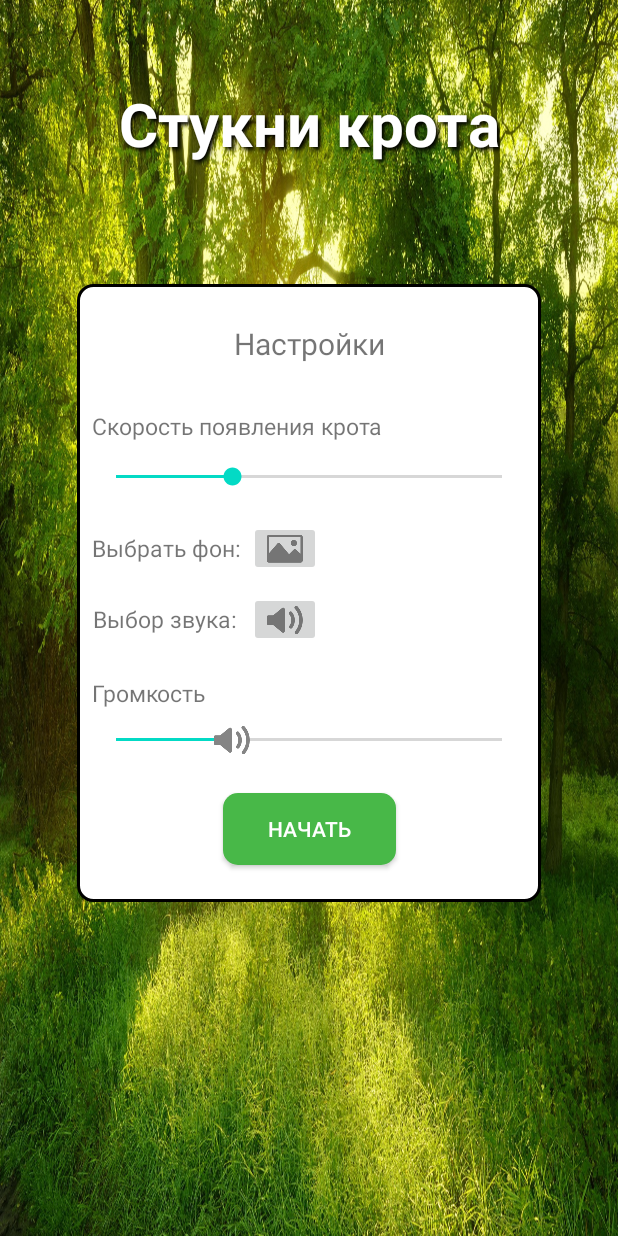
After one commit to ArtyomBY/MaxArt_AppForCats, an Android app: the HitTheMoleActivity screen opened directly, with no data from a screen before it, on a phone screen of 412 x 824 dp. The commit adds this screen. Run offline under Robolectric (Android 15) with nearby library versions, the phone set to English and light mode, and no system bars.

Commit message:
add hitTheMole

```diff
--- a/app/src/main/AndroidManifest.xml
+++ b/app/src/main/AndroidManifest.xml
@@ -11,6 +11,9 @@
         android:roundIcon="@mipmap/ic_launcher_round"
         android:supportsRtl="true"
         android:theme="@style/Theme.AppForCats">
+        <activity
+            android:name=".HitTheMoleActivity"
+            android:exported="false" />
         <activity
             android:name=".CatchTheMouseActivity"
             android:exported="false" />
--- /dev/null
+++ b/app/src/main/java/com/maxart/appforcats/HitTheMoleActivity.java
@@ -0,0 +1,30 @@
+package com.maxart.appforcats;
+
+import androidx.annotation.Nullable;
+import androidx.appcompat.app.AppCompatActivity;
+
+import android.content.pm.ActivityInfo;
+import android.os.Bundle;
+import android.view.Window;
+
+public class HitTheMoleActivity extends AppCompatActivity {
+
+    @Override
+    protected void onCreate(@Nullable Bundle savedInstanceState) {
+        super.onCreate(savedInstanceState);
+
+        requestWindowFeature(Window.FEATURE_NO_TITLE);
+        setContentView(R.layout.activity_hit_the_mole);
+
+
+        findViewById(R.id.start_button).setOnClickListener(v -> {
+            setContentView(new HitTheMoleGameView(this));
+            setRequestedOrientation(ActivityInfo.SCREEN_ORIENTATION_LANDSCAPE);
+            startGame();
+        });
+    }
+
+    private void startGame() {
+
+    }
+}
--- /dev/null
+++ b/app/src/main/java/com/maxart/appforcats/HitTheMoleGameView.java
@@ -0,0 +1,57 @@
+package com.maxart.appforcats;
+
+import android.content.Context;
+import android.graphics.Bitmap;
+import android.graphics.BitmapFactory;
+import android.graphics.Canvas;
+import android.graphics.Paint;
+import android.graphics.Point;
+import android.view.View;
+
+public class HitTheMoleGameView extends View {
+
+    Bitmap background;
+    Point offset;
+
+    private int points = 0;
+
+    public HitTheMoleGameView(Context context) {
+        super(context);
+
+        background = BitmapFactory.decodeResource(getResources(), R.drawable.game_forest_background);
+
+    }
+
+    @Override
+    protected void onDraw(Canvas canvas) {
+        super.onDraw(canvas);
+
+        scaleCenterCrop(background, getWidth(), getHeight());
+        canvas.drawBitmap(background, offset.x, offset.y, null);
+    }
+
+
+    private void scaleCenterCrop(Bitmap source, int newWidth, int newHeight) {
+        int sourceWidth = source.getWidth();
+        int sourceHeight = source.getHeight();
+
+        // Compute the scaling factors to fit the new height and width, respectively.
+        // To cover the final image, the final scaling will be the bigger
+        // of these two.
+        float xScale = (float) newWidth / sourceWidth;
+        float yScale = (float) newHeight / sourceHeight;
+        float scale = Math.max(xScale, yScale);
+
+        // Now get the size of the source bitmap when scaled
+        int scaledWidth = (int)(scale * sourceWidth);
+        int scaledHeight = (int)(scale * sourceHeight);
+        background = Bitmap.createScaledBitmap(source, scaledWidth, scaledHeight, true);
+
+        // Let's find out the upper left coordinates if the scaled bitmap
+        // should be centered in the new size give by the parameters
+        int left = (newWidth - scaledWidth) / 2;
+        int top = (newHeight - scaledHeight) / 2;
+        offset = new Point(left, top);
+    }
+
+}
--- a/app/src/main/java/com/maxart/appforcats/fragments/ChatsFragment.java
+++ b/app/src/main/java/com/maxart/appforcats/fragments/ChatsFragment.java
@@ -13,6 +13,7 @@
 import android.view.ViewGroup;
 import android.widget.ArrayAdapter;
 import android.widget.ImageView;
+import android.widget.ListAdapter;
 import android.widget.ListView;
 import android.widget.TextView;
 import android.widget.Toast;
@@ -47,30 +48,32 @@
         ChatsAdapter chatsAdapter = new ChatsAdapter(getContext(), R.layout.layout_chat_item, chats_list);
         chats_listView.setAdapter(chatsAdapter);
 
-        /*
-        ArrayAdapter<String> adapter = new ArrayAdapter<>(getContext(), android.R.layout.simple_list_item_1, chats_array);
-        chats_listView.setAdapter(adapter);
+//        ArrayAdapter<String> adapter = new ArrayAdapter<>(getContext(), android.R.layout.simple_list_item_1, chats_array);
+//        chats_listView.setAdapter(adapter);
 
-        searchView.setOnQueryTextListener(new SearchView.OnQueryTextListener() {
-                    @Override
-                    public boolean onQueryTextSubmit(String query)
-                    {
-                        if (chats.contains(query)) {
-                            adapter.getFilter().filter(query);
-                        }
-                        else {
-                            Toast.makeText(getContext(), "Not found", Toast.LENGTH_LONG).show();
-                        }
+//        ListAdapter adapter = new ArrayAdapter<String>(getContext(), android.R.layout.simple_list_item_1, chats);
+//        chats_listView.setAdapter(adapter);
 
-                        return false;
-                    }
-                    @Override
-                    public boolean onQueryTextChange(String newText) {
-                        adapter.getFilter().filter(newText);
-                        return false;
-                    }
-                });
-                */
+//        searchView.setOnQueryTextListener(new SearchView.OnQueryTextListener() {
+//                    @Override
+//                    public boolean onQueryTextSubmit(String query)
+//                    {
+//                        if (chats.contains(query)) {
+//                            adapter.getFilter().filter(query);
+//                        }
+//                        else {
+//                            Toast.makeText(getContext(), "Not found", Toast.LENGTH_LONG).show();
+//                        }
+//
+//                        return false;
+//                    }
+//                    @Override
+//                    public boolean onQueryTextChange(String newText) {
+//                        adapter.getFilter().filter(newText);
+//                        return false;
+//                    }
+//                });
+
 
 
         return v;
--- a/app/src/main/java/com/maxart/appforcats/fragments/GamesFragment.java
+++ b/app/src/main/java/com/maxart/appforcats/fragments/GamesFragment.java
@@ -16,6 +16,7 @@
 import android.widget.TextView;
 
 import com.maxart.appforcats.CatchTheMouseActivity;
+import com.maxart.appforcats.HitTheMoleActivity;
 import com.maxart.appforcats.MainActivity;
 import com.maxart.appforcats.R;
 
@@ -50,6 +51,8 @@
                 MainActivity mainActivity = (MainActivity) requireActivity();
                 switch (((TextView)v).getText().toString()) {
                     case "Стукни крота":
+                        Intent intent = new Intent(requireContext(), HitTheMoleActivity.class);
+                        startActivity(intent);
                         break;
                     case "Поймай мышку":
                         Intent i = new Intent(requireContext(), CatchTheMouseActivity.class);
--- /dev/null
+++ b/app/src/main/res/layout/activity_hit_the_mole.xml
@@ -0,0 +1,229 @@
+<?xml version="1.0" encoding="utf-8"?>
+<androidx.constraintlayout.widget.ConstraintLayout xmlns:android="http://schemas.android.com/apk/res/android"
+    xmlns:app="http://schemas.android.com/apk/res-auto"
+    xmlns:tools="http://schemas.android.com/tools"
+    android:layout_width="match_parent"
+    android:layout_height="match_parent"
+    tools:context=".HitTheMoleActivity"
+    android:background="@drawable/forest_background"
+    >
+
+    <TextView
+        android:layout_width="wrap_content"
+        android:layout_height="0dp"
+
+        android:id="@+id/title"
+        android:gravity="center"
+
+        android:text="@string/hit_the_mole_title"
+        android:textSize="40sp"
+        android:textStyle="bold"
+        android:textColor="@color/white"
+        android:shadowColor="@color/black"
+        android:shadowRadius="3"
+        android:shadowDx="3"
+        android:shadowDy="3"
+
+        app:layout_constraintLeft_toLeftOf="parent"
+        app:layout_constraintRight_toRightOf="parent"
+        app:layout_constraintTop_toTopOf="parent"
+        app:layout_constraintBottom_toTopOf="@id/settings_frame"
+        app:layout_constraintVertical_weight="2"
+        />
+
+    <View
+        android:layout_width="match_parent"
+        android:layout_height="0dp"
+
+        android:id="@+id/settings_frame"
+
+        app:layout_constraintTop_toBottomOf="@id/title"
+        app:layout_constraintBottom_toBottomOf="parent"
+        app:layout_constraintVertical_weight="8"
+        />
+
+    <View
+        android:layout_width="0dp"
+        android:layout_height="0dp"
+        app:layout_constraintWidth_default="percent"
+        app:layout_constraintWidth_percent="0.75"
+        app:layout_constraintDimensionRatio="30:40"
+
+        android:id="@+id/settings_window"
+        android:background="@drawable/game_settings_background"
+
+        app:layout_constraintLeft_toLeftOf="parent"
+        app:layout_constraintRight_toRightOf="parent"
+        app:layout_constraintTop_toTopOf="@+id/settings_frame"
+        app:layout_constraintBottom_toBottomOf="@+id/settings_frame"
+        app:layout_constraintVertical_bias="0.1"
+        />
+
+    <androidx.constraintlayout.widget.ConstraintLayout
+        android:layout_width="0dp"
+        android:layout_height="0dp"
+        app:layout_constraintTop_toTopOf="@id/settings_window"
+        app:layout_constraintLeft_toLeftOf="@id/settings_window"
+        app:layout_constraintRight_toRightOf="@id/settings_window"
+        app:layout_constraintBottom_toBottomOf="@id/settings_window"
+
+        android:padding="10dp"
+        >
+
+        <TextView
+            android:layout_width="match_parent"
+            android:layout_height="0dp"
+
+            android:id="@+id/game_settings_title"
+            android:text="@string/game_settings_title"
+            android:textAlignment="center"
+            android:textSize="20sp"
+            android:gravity="center"
+
+            app:layout_constraintTop_toTopOf="parent"
+            app:layout_constraintBottom_toTopOf="@id/mole_speed_title"
+            app:layout_constraintVertical_weight="1"
+            />
+
+        <TextView
+            android:layout_width="match_parent"
+            android:layout_height="0dp"
+
+            android:id="@+id/mole_speed_title"
+            android:text="@string/mole_speed_title"
+            android:textSize="15sp"
+            android:gravity="bottom"
+
+            app:layout_constraintTop_toBottomOf="@id/game_settings_title"
+            app:layout_constraintBottom_toTopOf="@id/mole_speed"
+            app:layout_constraintVertical_weight="0.6"
+            />
+
+        <SeekBar
+            android:layout_width="match_parent"
+            android:layout_height="0dp"
+
+            android:id="@+id/mole_speed"
+            android:progress="30"
+
+            app:layout_constraintTop_toBottomOf="@id/mole_speed_title"
+            app:layout_constraintBottom_toTopOf="@id/background_choice_title"
+            app:layout_constraintVertical_weight="0.8"
+            />
+
+        <TextView
+            android:layout_width="wrap_content"
+            android:layout_height="0dp"
+
+            android:id="@+id/background_choice_title"
+            android:text="@string/background_choice_title"
+            android:textSize="15sp"
+            android:gravity="center"
+
+            app:layout_constraintLeft_toLeftOf="parent"
+            app:layout_constraintTop_toBottomOf="@id/mole_speed"
+            app:layout_constraintBottom_toTopOf="@id/sound_choice_title"
+            app:layout_constraintVertical_weight="0.8"
+            />
+
+        <ImageButton
+            android:layout_width="wrap_content"
+            android:layout_height="0dp"
+
+            android:id="@+id/background_choice_button"
+            android:src="@drawable/ic_image"
+            android:layout_margin="5dp"
+            android:contentDescription="@string/background_button_content_description"
+
+            app:layout_constraintLeft_toRightOf="@id/background_choice_title"
+            app:layout_constraintTop_toTopOf="@id/background_choice_title"
+            app:layout_constraintBottom_toBottomOf="@id/background_choice_title"
+            />
+
+        <TextView
+            android:layout_width="wrap_content"
+            android:layout_height="0dp"
+
+            android:id="@+id/sound_choice_title"
+            android:text="@string/sound_choice_title"
+            android:textSize="15sp"
+            android:gravity="center"
+
+            app:layout_constraintLeft_toLeftOf="parent"
+            app:layout_constraintTop_toBottomOf="@id/background_choice_title"
+            app:layout_constraintBottom_toTopOf="@id/volume_title"
+            app:layout_constraintVertical_weight="0.8"
+            />
+
+        <ImageButton
+            android:layout_width="wrap_content"
+            android:layout_height="0dp"
+
+            android:src="@drawable/ic_volume"
+            android:layout_marginVertical="5dp"
+            android:contentDescription="@string/volume_button_content_description"
+
+            app:layout_constraintLeft_toLeftOf="@id/background_choice_button"
+            app:layout_constraintTop_toTopOf="@id/sound_choice_title"
+            app:layout_constraintBottom_toBottomOf="@id/sound_choice_title"
+            />
+
+        <TextView
+            android:layout_width="match_parent"
+            android:layout_height="0dp"
+
+            android:id="@+id/volume_title"
+            android:text="@string/volume_title"
+            android:textSize="15sp"
+            android:gravity="bottom"
+
+            app:layout_constraintTop_toBottomOf="@id/sound_choice_title"
+            app:layout_constraintBottom_toTopOf="@id/volume"
+            app:layout_constraintVertical_weight="0.6"
+            />
+
+        <SeekBar
+            android:layout_width="match_parent"
+            android:layout_height="0dp"
+
+            android:id="@+id/volume"
+            android:progress="30"
+            android:thumb="@drawable/ic_volume"
+
+            app:layout_constraintTop_toBottomOf="@id/volume_title"
+            app:layout_constraintBottom_toTopOf="@id/start_button_frame"
+            app:layout_constraintVertical_weight="0.7"
+            />
+
+        <View
+            android:layout_width="wrap_content"
+            android:layout_height="0dp"
+
+            android:id="@+id/start_button_frame"
+
+            app:layout_constraintLeft_toLeftOf="parent"
+            app:layout_constraintRight_toRightOf="parent"
+            app:layout_constraintTop_toBottomOf="@id/volume"
+            app:layout_constraintBottom_toBottomOf="parent"
+            app:layout_constraintVertical_weight="1.3"
+            />
+
+        <androidx.appcompat.widget.AppCompatButton
+            android:layout_width="wrap_content"
+            android:layout_height="wrap_content"
+
+            android:id="@+id/start_button"
+            android:text="@string/start"
+            android:textColor="@color/white"
+            android:paddingHorizontal="30dp"
+            android:background="@drawable/start_button_background"
+
+            app:layout_constraintTop_toTopOf="@id/start_button_frame"
+            app:layout_constraintBottom_toBottomOf="@id/start_button_frame"
+            app:layout_constraintLeft_toLeftOf="@id/start_button_frame"
+            app:layout_constraintRight_toRightOf="@id/start_button_frame"
+            />
+
+    </androidx.constraintlayout.widget.ConstraintLayout>
+
+</androidx.constraintlayout.widget.ConstraintLayout>
--- a/app/src/main/res/values/strings.xml
+++ b/app/src/main/res/values/strings.xml
@@ -17,4 +17,6 @@
     <string name="volume_button_content_description">volume</string>
     <string name="background_button_content_description">background</string>
     <string name="start">Начать</string>
+    <string name="hit_the_mole_title">Стукни крота</string>
+    <string name="mole_speed_title">Скорость появления крота</string>
 </resources>
--- a/app/src/main/res/values/themes.xml
+++ b/app/src/main/res/values/themes.xml
@@ -1,6 +1,6 @@
 <resources xmlns:tools="http://schemas.android.com/tools">
     <!-- Base application theme. -->
-    <style name="Theme.AppForCats" parent="Theme.MaterialComponents.DayNight.DarkActionBar">
+    <style name="Theme.AppForCats" parent="Theme.MaterialComponents.DayNight.NoActionBar">
         <!-- Primary brand color. -->
         <item name="colorPrimary">@color/purple_500</item>
         <item name="colorPrimaryVariant">@color/purple_700</item>
```
Also changed, not shown: app/src/main/res/drawable/forest_background.jpg (added), app/src/main/res/drawable/game_forest_background.png (added).
